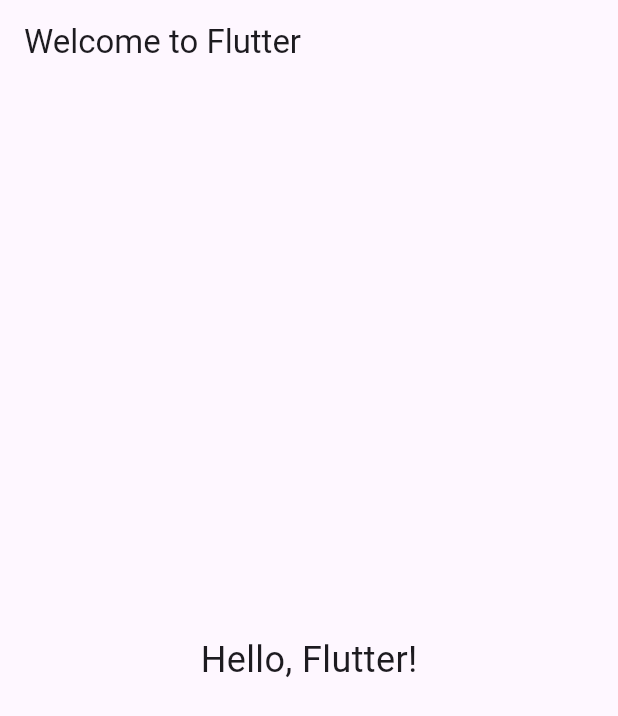
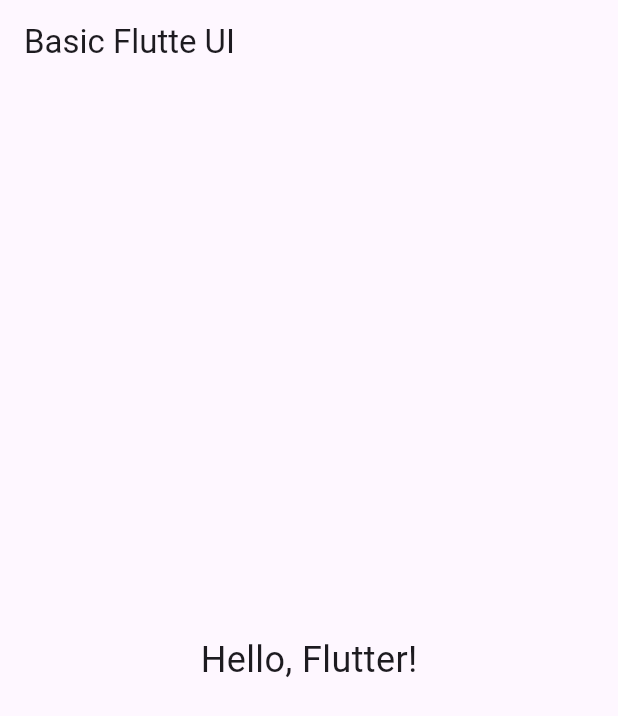
Before and after one commit to satyasolves/tutorials, a Flutter app: the screen it shows after launch, on a phone screen of 412 x 824 dp. Shown: the top 716 px of the screen. Run offline on Flutter 3.47's test engine with Material 3 defaults, Android fonts, the phone set to English and light mode, and no system bars.

Commit message:
changed title text

```diff
--- a/lib/main.dart
+++ b/lib/main.dart
@@ -11,7 +11,7 @@ class MyApp extends StatelessWidget {
       title: 'Flutter Basic UI',
       home: Scaffold(
         appBar: AppBar(
-          title: Text('Welcome to Flutter'),
+          title: Text('Basic Flutte UI'),
         ),
         body: Center(
           child: Text(
```
